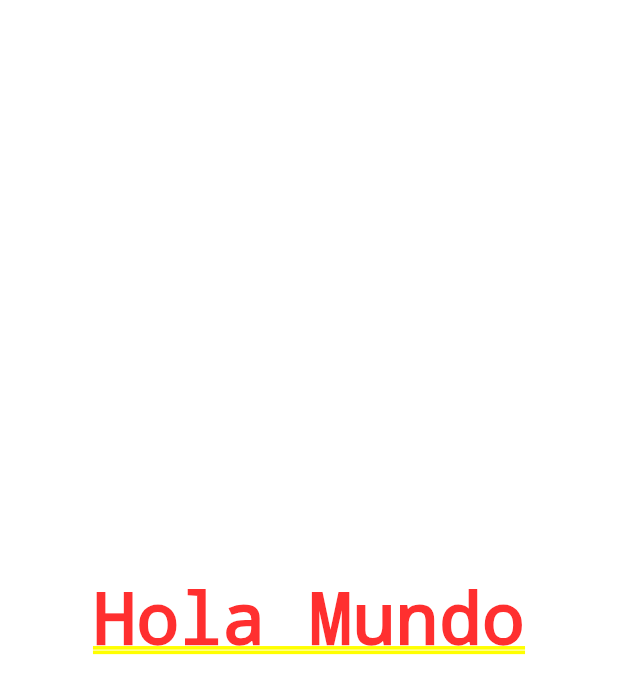
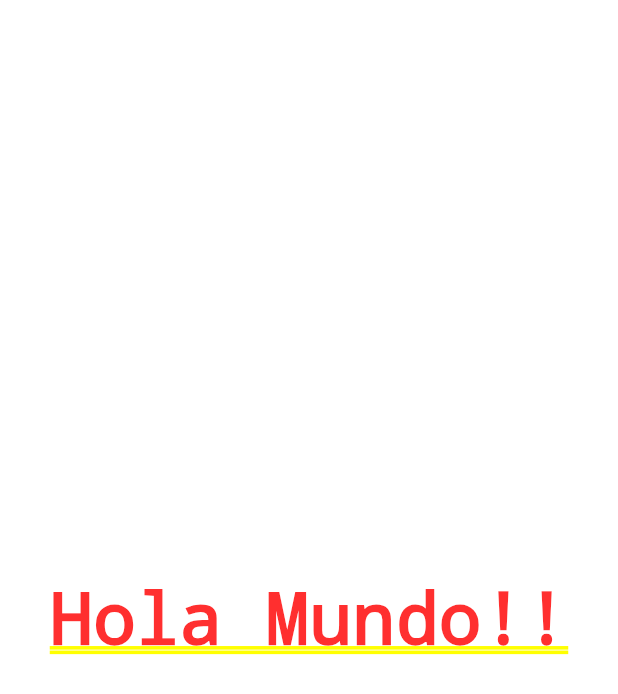
Before and after one commit to Larrygf02/firstapp-flutter, a Flutter app: the screen it shows after launch, on a phone screen of 412 x 824 dp. Shown: the top 694 px of the screen. Run offline on Flutter 3.47's test engine with Material 2 defaults, Android fonts, the phone set to English and light mode, and no system bars.

Commit message:
separando logica flutter

```diff
--- a/lib/main.dart
+++ b/lib/main.dart
@@ -1,20 +1,8 @@
 //import 'package:flutter/cupertino.dart';
 import 'package:flutter/material.dart';
-
+// import de src
+import 'src/app.dart';
 void main() {
   // Corra la aplicación
   runApp(new MyApp());
 }
-
-class MyApp extends StatelessWidget{
-  @override
-  Widget build(context) {
-    return MaterialApp(
-      home: Center(
-        child:Text('Hola Mundo'),
-      )
-
-
-    );
-  }
-}
--- /dev/null
+++ b/lib/src/app.dart
@@ -0,0 +1,12 @@
+import 'package:flutter/material.dart';
+
+class MyApp extends StatelessWidget{
+  @override
+  Widget build(context) {
+    return MaterialApp(
+      home: Center(
+        child:Text('Hola Mundo!!'),
+      )
+    );
+  }
+}
```
